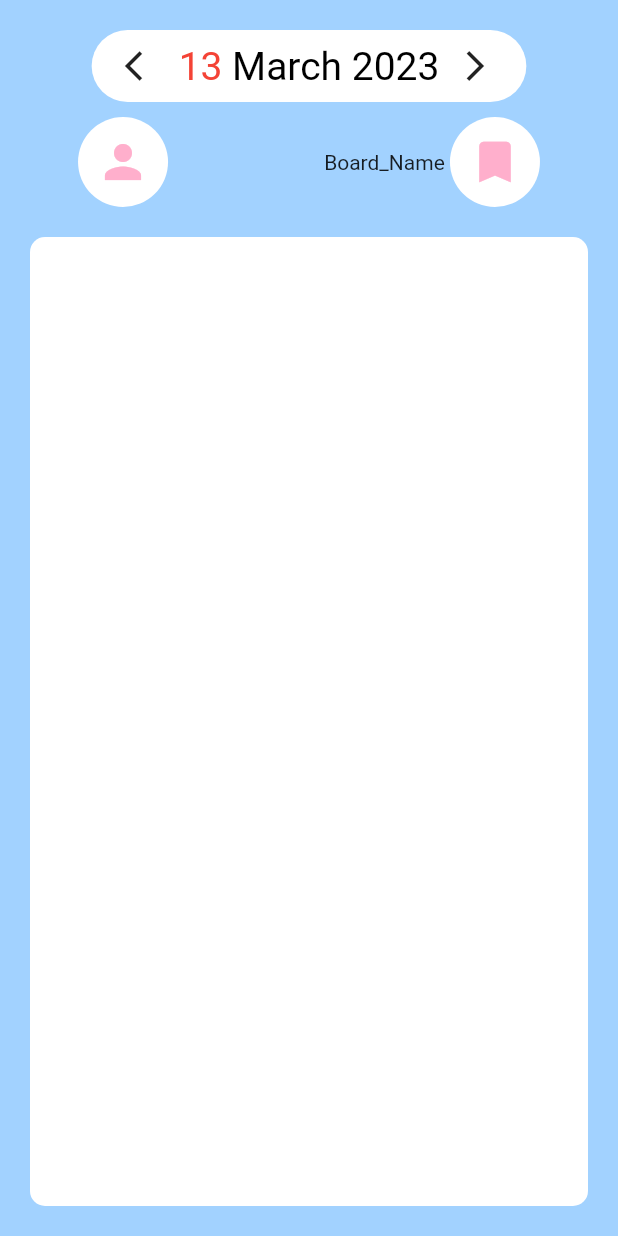
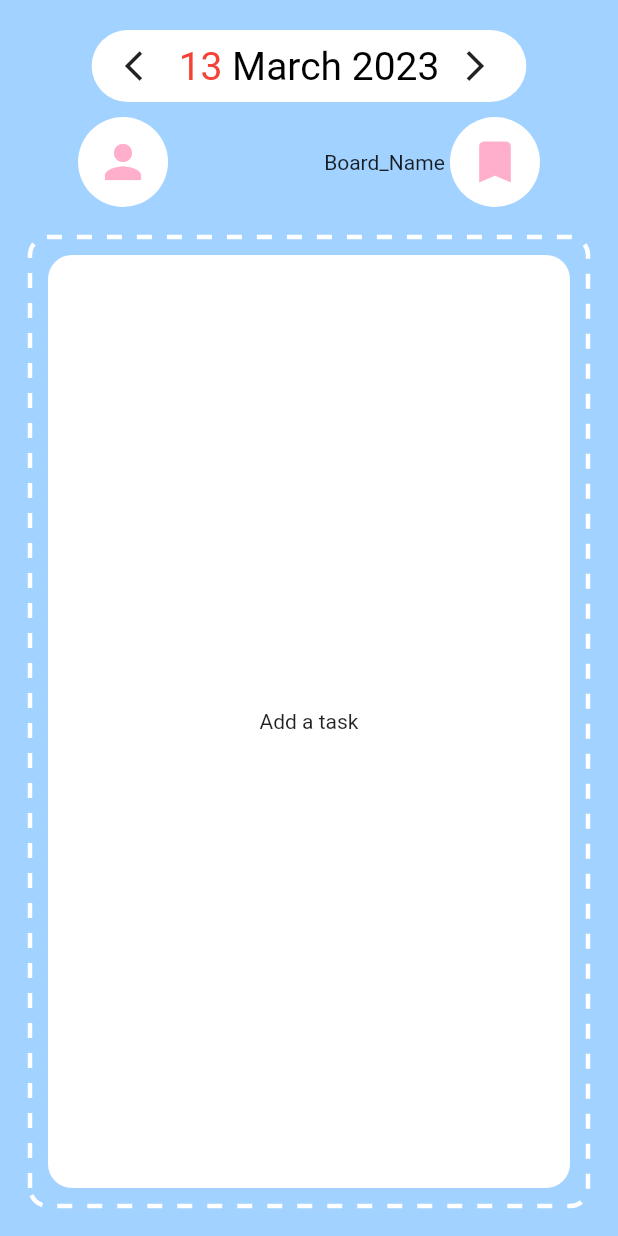
Before and after one commit to Bug-Too/CollabTasks, a Flutter app: the screen it shows after launch, on a phone screen of 412 x 824 dp. Run offline on Flutter 3.47's test engine with Material 2 defaults, Android fonts, the phone set to English and light mode, and no system bars; drawn by our look-alikes of dotted_border.

```diff
--- a/lib/main.dart
+++ b/lib/main.dart
@@ -15,7 +15,8 @@ class MainApp extends StatelessWidget {
         theme: ThemeData(
             scaffoldBackgroundColor: const Color.fromARGB(255, 162, 210, 255)),
         home: const Scaffold(
-          body: TodoPage(),
+
+          body: SafeArea(child:TodoPage()) ,
         ));
   }
 }
--- a/lib/todo_page.dart
+++ b/lib/todo_page.dart
@@ -1,4 +1,5 @@
 import 'package:flutter/material.dart';
+import 'package:dotted_border/dotted_border.dart';
 
 class TodoPage extends StatefulWidget {
   const TodoPage({super.key});
@@ -190,10 +191,23 @@ class _TodoPageState extends State<TodoPage> {
             topMenu(),
             Expanded(
                 child: Container(
-              margin: EdgeInsets.all(20),
-
-              decoration:
-                  BoxDecoration(borderRadius: BorderRadius.circular(10), color: Colors.white),
+              margin: const EdgeInsets.all(20),
+              child: DottedBorder(
+                color: Colors.white,
+                strokeWidth: 3,
+                borderType: BorderType.RRect,
+                radius: Radius.circular(12),
+                dashPattern: [10, 10],
+                child: Container(
+                    margin: const EdgeInsets.all(10),
+                    decoration: BoxDecoration(
+                      color: Colors.white,
+                      borderRadius: BorderRadius.circular(16),
+                    ),
+                    child: const Center(
+                      child: Text('Add a task'),
+                    )),
+              ),
             ))
           ],
         ),
--- a/pubspec.yaml
+++ b/pubspec.yaml
@@ -7,6 +7,7 @@ environment:
   sdk: '>=2.19.2 <3.0.0'
 
 dependencies:
+  dotted_border: ^2.0.0+3
   flutter:
     sdk: flutter
 
```
Also changed, not shown: pubspec.lock.
